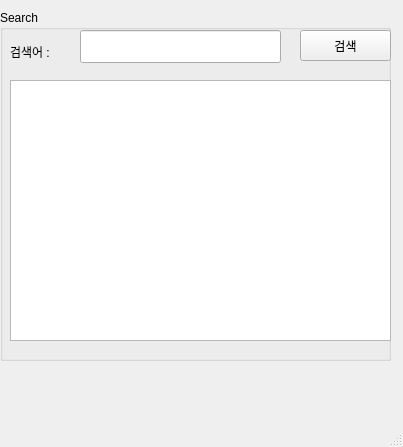
Old version of the form pyqt_app/naverSearch.ui in the repository WhiteHair-H/StudyRasberry21.
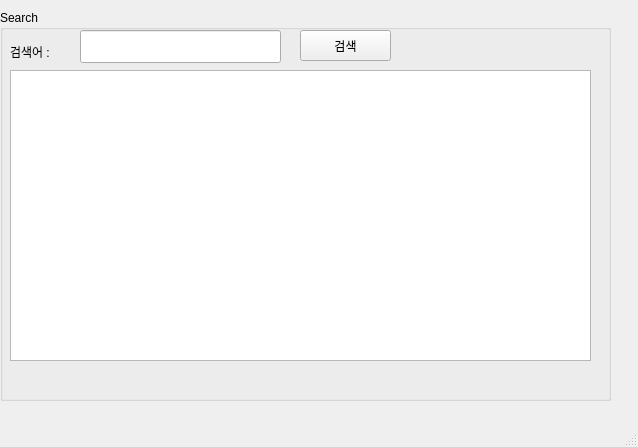
New version of the form.

Commit message: naverapi search 완성

The edit to the form file:
```diff
--- a/pyqt_app/naverSearch.ui
+++ b/pyqt_app/naverSearch.ui
@@ -6,7 +6,7 @@
    <rect>
     <x>0</x>
     <y>0</y>
-    <width>403</width>
+    <width>638</width>
     <height>447</height>
    </rect>
   </property>
@@ -19,8 +19,8 @@
      <rect>
       <x>0</x>
       <y>10</y>
-      <width>391</width>
-      <height>351</height>
+      <width>611</width>
+      <height>391</height>
      </rect>
     </property>
     <property name="title">
@@ -62,13 +62,13 @@
       <string>검색</string>
      </property>
     </widget>
-    <widget class="QListView" name="lsvResult">
+    <widget class="QTableWidget" name="tblResult">
      <property name="geometry">
       <rect>
        <x>10</x>
-       <y>70</y>
-       <width>381</width>
-       <height>261</height>
+       <y>60</y>
+       <width>581</width>
+       <height>291</height>
       </rect>
      </property>
     </widget>
```
The commit also changes 2 other files.
